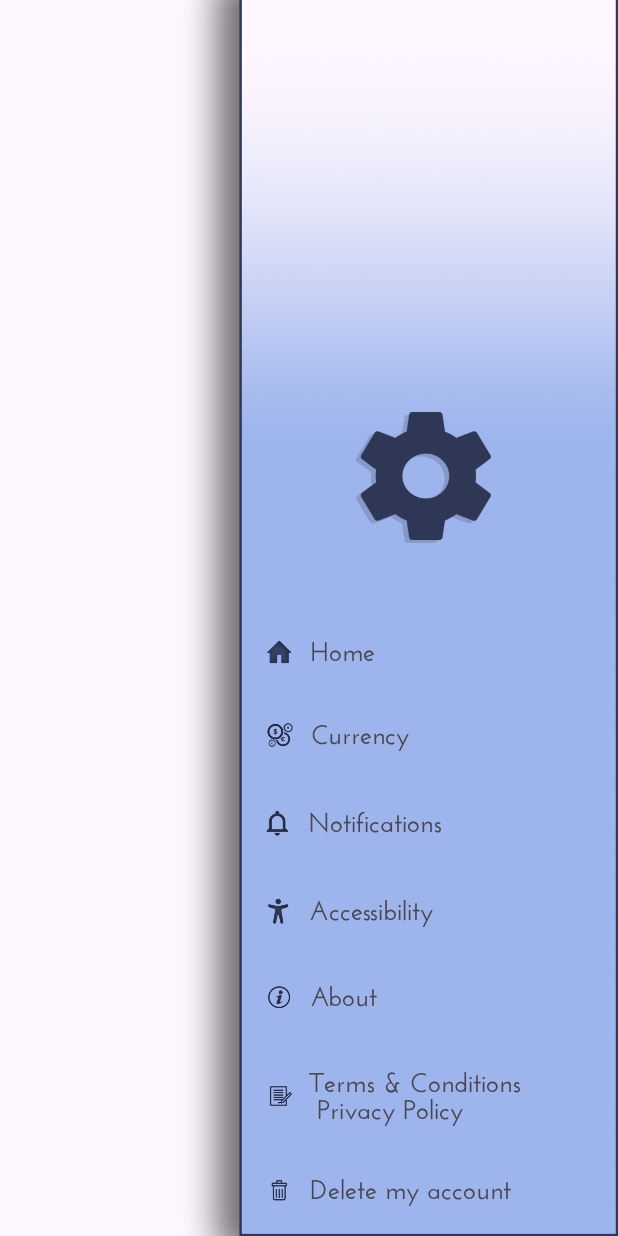
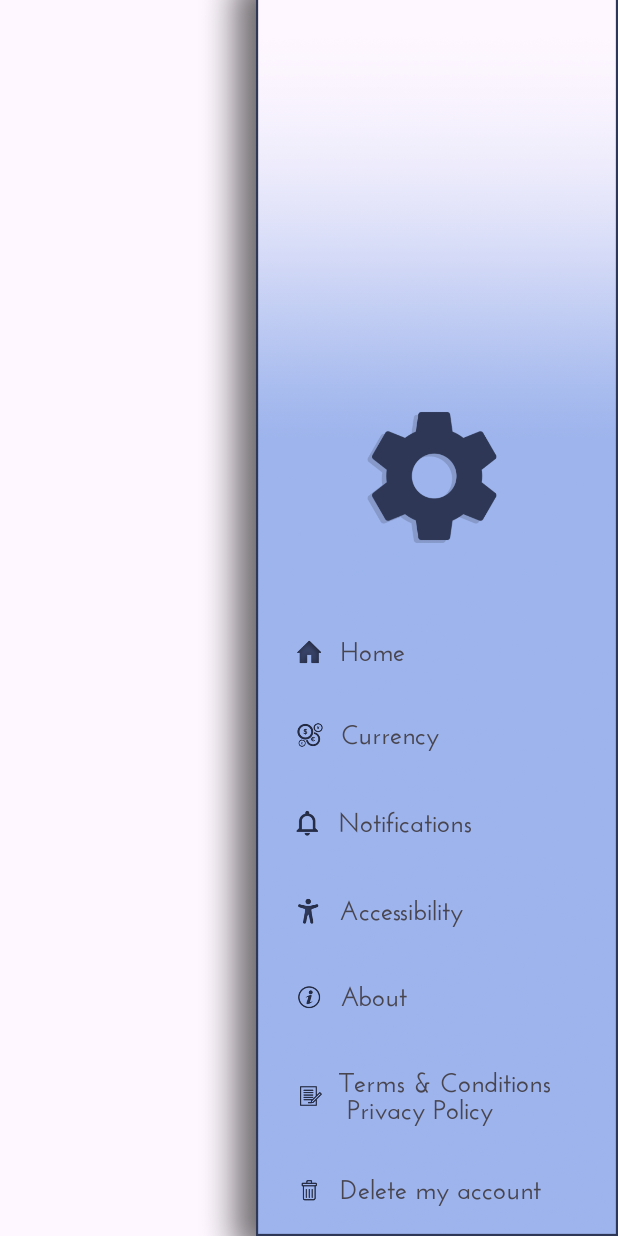
Before and after one commit to natalidahary/Minterate, an Android app: the layout activity_settings_menu.xml on its own in the app's theme, with its tools: preview values and no code run, on a phone screen of 412 x 824 dp. Run offline under Robolectric (Android 15) with nearby library versions, the phone set to English and light mode, and no system bars.

Commit message:
dialog menu

```diff
--- a/app/src/main/java/com/example/myapplication/serverOperations/config.kt
+++ b/app/src/main/java/com/example/myapplication/serverOperations/config.kt
@@ -1,5 +1,5 @@
 package com.example.myapplication.serverOperations
 
 object Config {
-    const val BASE_URL = "http://192.168.1.219:6668"
+    const val BASE_URL = "http://10.140.5.168:6668"
 }
--- a/app/src/main/res/layout/activity_personal_menu.xml
+++ b/app/src/main/res/layout/activity_personal_menu.xml
@@ -2,7 +2,7 @@
 <RelativeLayout
     xmlns:android="http://schemas.android.com/apk/res/android"
     xmlns:tools="http://schemas.android.com/tools"
-    android:layout_width="420sp"
+    android:layout_width="280dp"
     android:layout_height="match_parent"
     android:orientation="vertical"
     android:background="@drawable/menu_personal_background"
--- a/app/src/main/res/layout/activity_personal_menu_bw.xml
+++ b/app/src/main/res/layout/activity_personal_menu_bw.xml
@@ -2,7 +2,7 @@
 <RelativeLayout
     xmlns:android="http://schemas.android.com/apk/res/android"
     xmlns:tools="http://schemas.android.com/tools"
-    android:layout_width="420sp"
+    android:layout_width="280dp"
     android:layout_height="match_parent"
     android:orientation="vertical"
     android:background="@drawable/menu_personal_background_bw"
--- a/app/src/main/res/layout/activity_settings_menu.xml
+++ b/app/src/main/res/layout/activity_settings_menu.xml
@@ -1,8 +1,9 @@
 <?xml version="1.0" encoding="utf-8"?>
 <RelativeLayout
     xmlns:android="http://schemas.android.com/apk/res/android"
-    android:layout_width="420sp"
+    android:layout_width="280dp"
     android:layout_height="match_parent"
+    android:paddingEnd="-20dp"
     android:orientation="vertical"
     android:background="@drawable/menu_settings_background"
     android:layout_gravity="bottom|right">
--- a/app/src/main/res/layout/activity_settings_menu_bw.xml
+++ b/app/src/main/res/layout/activity_settings_menu_bw.xml
@@ -1,9 +1,10 @@
 <?xml version="1.0" encoding="utf-8"?>
 <RelativeLayout
     xmlns:android="http://schemas.android.com/apk/res/android"
-    android:layout_width="420sp"
+    android:layout_width="280dp"
     android:layout_height="match_parent"
     android:orientation="vertical"
+    android:paddingEnd="-20dp"
     android:background="@drawable/menu_settings_background_bw"
     android:layout_gravity="bottom|right">
 
```
Also changed, not shown: app/src/main/res/drawable/menu_personal_background.png, app/src/main/res/drawable/menu_personal_background_bw.png, app/src/main/res/drawable/menu_settings_background.png, app/src/main/res/drawable/menu_settings_background_bw.png, 2 other files.
